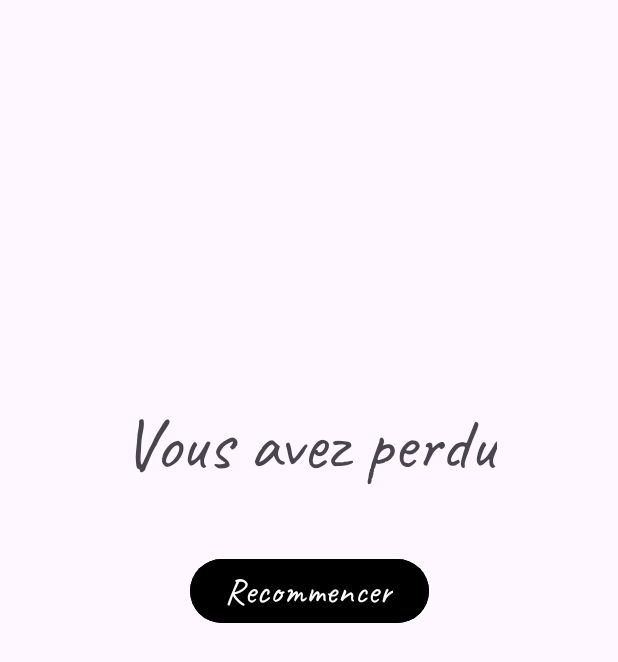
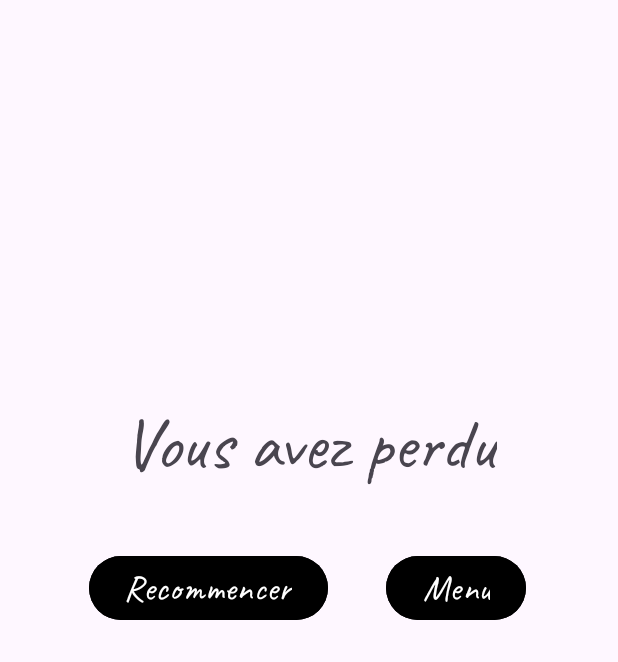
Before and after one commit to Jxddiss/jeu_pendu, an Android app: the GameOverActivity screen opened directly, with no data from a screen before it, on a phone screen of 412 x 824 dp. Shown: the top 662 px of the screen. Run offline under Robolectric (Android 15) with nearby library versions, the phone set to English and light mode, and no system bars.

Commit message:
Ajustement de quelques détails

```diff
--- a/app/src/main/java/com/example/myapplication/GameOverActivity.kt
+++ b/app/src/main/java/com/example/myapplication/GameOverActivity.kt
@@ -5,22 +5,26 @@ import android.os.Bundle
 import android.widget.Button
 import androidx.activity.enableEdgeToEdge
 import androidx.appcompat.app.AppCompatActivity
-import androidx.core.view.ViewCompat
-import androidx.core.view.WindowInsetsCompat
 
 class GameOverActivity : AppCompatActivity() {
+    lateinit var btnMenu : Button
     lateinit var btnRestart : Button
     override fun onCreate(savedInstanceState: Bundle?) {
         super.onCreate(savedInstanceState)
         enableEdgeToEdge()
         setContentView(R.layout.activity_game_over)
 
-        btnRestart = findViewById(R.id.btnMenu)
+        btnMenu = findViewById(R.id.btnMenuGameOver)
 
-        btnRestart.setOnClickListener {
+        btnMenu.setOnClickListener {
             val intent : Intent = Intent(this,MainActivity::class.java)
             startActivity(intent)
         }
 
+        btnRestart = findViewById(R.id.btnRestartGameOver)
+        btnRestart.setOnClickListener {
+            val intent : Intent = Intent(this,PenduJeuActivity::class.java)
+            startActivity(intent)
+        }
     }
 }
--- a/app/src/main/res/layout/activity_game_over.xml
+++ b/app/src/main/res/layout/activity_game_over.xml
@@ -20,15 +20,31 @@
         app:layout_constraintTop_toTopOf="parent" />
 
     <Button
-        android:id="@+id/btnMenu"
+        android:id="@+id/btnRestartGameOver"
         android:layout_width="wrap_content"
         android:layout_height="wrap_content"
-        android:layout_marginTop="42dp"
+        android:layout_marginStart="21dp"
+        android:layout_marginTop="40dp"
         android:backgroundTint="#000000"
         android:fontFamily="@font/caveat"
         android:text="@string/recommencer"
         android:textSize="24sp"
         app:layout_constraintEnd_toEndOf="parent"
+        app:layout_constraintEnd_toStartOf="@+id/btnMenuGameOver"
+        app:layout_constraintHorizontal_bias="0.228"
         app:layout_constraintStart_toStartOf="parent"
         app:layout_constraintTop_toBottomOf="@+id/textView3" />
+
+    <Button
+        android:id="@+id/btnMenuGameOver"
+        android:layout_width="wrap_content"
+        android:layout_height="wrap_content"
+        android:layout_marginEnd="23dp"
+        android:backgroundTint="#000000"
+        android:fontFamily="@font/caveat"
+        android:text="@string/menu"
+        android:textSize="24sp"
+        app:layout_constraintBaseline_toBaselineOf="@+id/btnRestartGameOver"
+        app:layout_constraintEnd_toEndOf="parent"
+        app:layout_constraintStart_toEndOf="@+id/btnRestartGameOver" />
 </androidx.constraintlayout.widget.ConstraintLayout>
--- a/app/src/main/res/layout/activity_pendu_jeu.xml
+++ b/app/src/main/res/layout/activity_pendu_jeu.xml
@@ -354,7 +354,7 @@
         app:layout_constraintTop_toBottomOf="@+id/animGifImageView" />
 
     <Button
-        android:id="@+id/button3"
+        android:id="@+id/btnRestartJeu"
         android:layout_width="185dp"
         android:layout_height="65dp"
         android:layout_marginBottom="60dp"
--- a/app/src/main/res/values/strings.xml
+++ b/app/src/main/res/values/strings.xml
@@ -41,4 +41,5 @@
     <string name="lettre_z" translatable="false">Z</string>
     <string name="recommencer">Recommencer</string>
     <string name="message_game_over">Vous avez perdu</string>
+    <string name="menu">Menu</string>
 </resources>
```
Also changed, not shown: app/src/main/java/com/example/myapplication/PenduJeuActivity.kt (+11 -1 lines), app/src/main/res/layout/activity_main.xml (+7 -6 lines), 1 other file.
